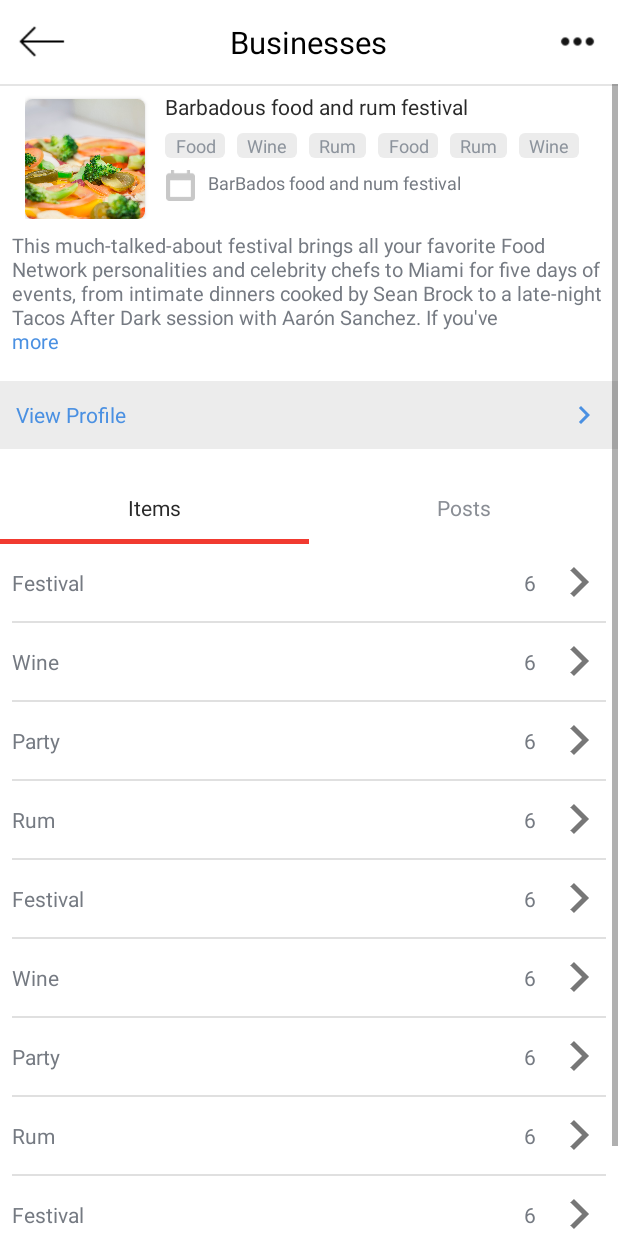
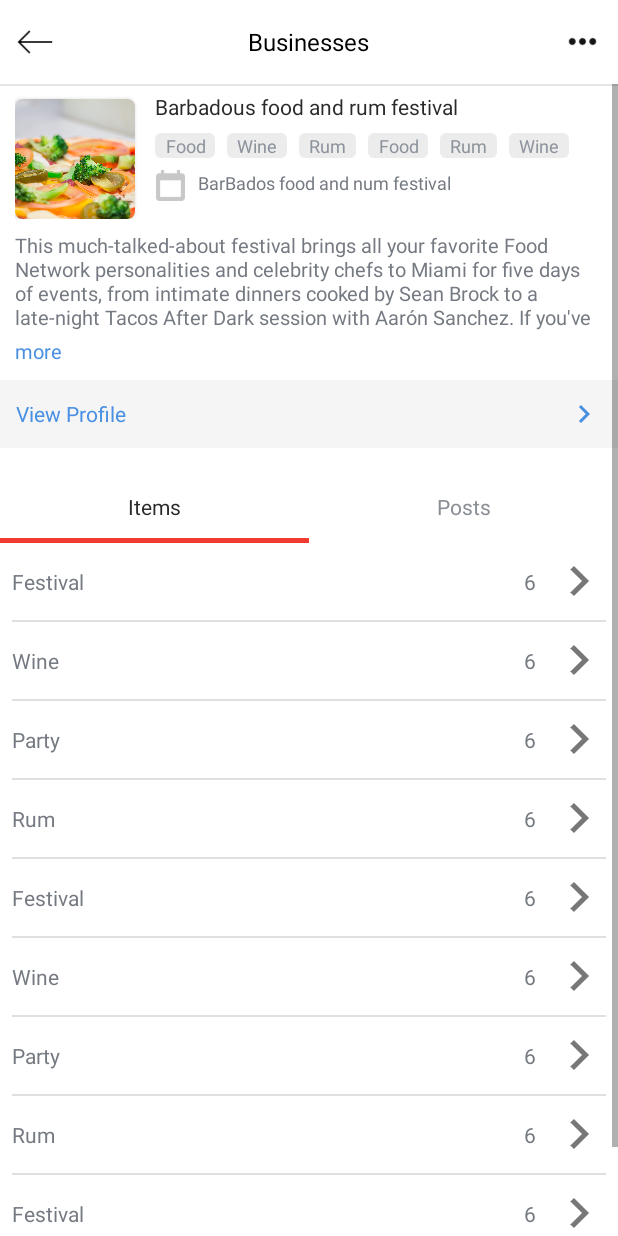
Before and after one commit to Gowdham88/ImageSharingApp_Android, an Android app: the fragment BusinessDetailFragment shown on its own in the app's theme, on a phone screen of 412 x 824 dp. Run offline under Robolectric (Android 15) with nearby library versions, the phone set to English and light mode, and no system bars; our stand-ins replace Picasso; pictures from the network do not load.

Commit message:
more button changes spacing in business page

```diff
--- a/app/src/main/java/com/numnu/android/fragments/auth/LoginFragment.java
+++ b/app/src/main/java/com/numnu/android/fragments/auth/LoginFragment.java
@@ -325,6 +325,8 @@ public class LoginFragment extends Fragment {
 
                         }
 
+
+
                         // [START_EXCLUDE]
                         hideProgressDialog();
                         // [END_EXCLUDE]
--- a/app/src/main/java/com/numnu/android/fragments/detail/BusinessDetailFragment.java
+++ b/app/src/main/java/com/numnu/android/fragments/detail/BusinessDetailFragment.java
@@ -39,7 +39,7 @@ public class BusinessDetailFragment extends Fragment implements View.OnClickList
     private Context context;
     private ViewPager viewPagerBusiness;
     private TabLayout tabLayout;
-    private ExpandableTextView eventDescription;
+    private TextView eventDescription,morebutton;
     private AppBarLayout appBarLayout;
     TextView entityTitle;
     TextView Viewimage,eventName;
@@ -47,6 +47,7 @@ public class BusinessDetailFragment extends Fragment implements View.OnClickList
     RecyclerView recyclerView;
     TextView ViewTxt;
     private CustomScrollView nestedScrollView;
+    private Boolean isExpanded = false;
 
     public static BusinessDetailFragment newInstance() {
         return new BusinessDetailFragment();
@@ -74,7 +75,7 @@ public class BusinessDetailFragment extends Fragment implements View.OnClickList
         adapter = new HorizontalContentAdapter(context);
         recyclerView.setAdapter(adapter);
         recyclerView.setLayoutManager(new LinearLayoutManager(context, LinearLayoutManager.HORIZONTAL, false));
-        setupExpandableText();
+
         setupViewPager(viewPagerBusiness);
         tabLayout.setupWithViewPager(viewPagerBusiness);
         TextView toolbarTitleBuss = view.findViewById(R.id.toolbar_title);
@@ -84,6 +85,27 @@ public class BusinessDetailFragment extends Fragment implements View.OnClickList
         final Toolbar toolbar = view.findViewById(R.id.toolbar);
         Viewimage= view.findViewById(R.id.business_viewtxt);
         nestedScrollView= view.findViewById(R.id.nestedScrollView);
+        morebutton = view.findViewById(R.id.more_button);
+        morebutton.setOnClickListener(new View.OnClickListener() {
+            @Override
+            public void onClick(View v) {
+
+                if (isExpanded) {
+
+                    isExpanded = false;
+                    eventDescription.setMaxLines(4);
+                    morebutton.setText("more");
+
+                } else {
+
+                    isExpanded = true;
+                    eventDescription.setMaxLines(1000);
+                    morebutton.setText("less");
+
+                }
+
+            }
+        });
 
 
         Viewimage.setOnClickListener(new View.OnClickListener() {
@@ -166,18 +188,7 @@ public class BusinessDetailFragment extends Fragment implements View.OnClickList
             }
         });
     }
-    private void setupExpandableText() {
-        eventDescription.setOnClickListener(new View.OnClickListener() {
-            @Override
-            public void onClick(View view) {
-                if (eventDescription.isExpanded()) {
-                    eventDescription.truncateText();
-                } else {
-                    eventDescription.expandText();
-                }
-            }
-        });
-    }
+
 
 
     private void setupViewPager(ViewPager viewPager) {
--- a/app/src/main/java/com/numnu/android/fragments/detail/UserDetailsFragment.java
+++ b/app/src/main/java/com/numnu/android/fragments/detail/UserDetailsFragment.java
@@ -106,6 +106,7 @@ public class UserDetailsFragment extends Fragment {
         });
 
 
+
         return view;
     }
 
--- a/app/src/main/res/layout/business_entity_item.xml
+++ b/app/src/main/res/layout/business_entity_item.xml
@@ -10,7 +10,7 @@
         android:id="@+id/card_view"
         style="@style/ThumnailStyle"
         android:layout_width="wrap_content"
-        android:layout_height="match_parent"
+        android:layout_height="wrap_content"
         app:cardCornerRadius="@dimen/image_card_corner_radius">
 
         <ImageView
--- a/app/src/main/res/layout/event_business_item.xml
+++ b/app/src/main/res/layout/event_business_item.xml
@@ -15,8 +15,8 @@
 
         <ImageView
             android:id="@+id/notification_image"
-            android:layout_width="match_parent"
-            android:layout_height="match_parent"
+            android:layout_width="80dp"
+            android:layout_height="80dp"
             android:scaleType="centerCrop"
             android:src="@drawable/burger" />
     </android.support.v7.widget.CardView>
--- a/app/src/main/res/layout/frag_business_details.xml
+++ b/app/src/main/res/layout/frag_business_details.xml
@@ -44,19 +44,20 @@
             <LinearLayout
                 android:layout_width="match_parent"
                 android:layout_height="wrap_content"
-                android:layout_marginLeft="@dimen/size13"
+                android:layout_marginLeft="10dp"
+                android:layout_marginRight="8dp"
                 android:orientation="horizontal">
 
                 <android.support.v7.widget.CardView
                     android:id="@+id/card_view"
-                   style="@style/ThumnailStyle"
+                    style="@style/ThumnailStyle"
                     android:layout_marginTop="10dp"
                     app:cardCornerRadius="@dimen/image_card_corner_radius">
 
                     <ImageView
                         android:id="@+id/notification_image"
-                        android:layout_width="match_parent"
-                        android:layout_height="match_parent"
+                        android:layout_width="80dp"
+                        android:layout_height="80dp"
                         android:scaleType="centerCrop"
                         android:src="@drawable/sasitem" />
                 </android.support.v7.widget.CardView>
@@ -124,19 +125,33 @@
             </LinearLayout>
 
 
-            <com.numnu.android.utils.ExpandableTextView
+            <TextView
                 android:id="@+id/event_description"
                 style="@style/FontAvenirMedium"
                 android:layout_width="wrap_content"
                 android:layout_height="wrap_content"
                 android:layout_below="@+id/weblinks_layout"
                 android:layout_marginBottom="@dimen/spacing_tiny"
-                android:layout_marginLeft="@dimen/spacing_small"
-                android:layout_marginRight="@dimen/spacing_small"
+                android:layout_marginLeft="10dp"
+                android:layout_marginRight="10dp"
+                android:maxLines="4"
                 android:layout_marginTop="8dp"
                 android:text="@string/event_description"
                 android:textColor="@color/descri_color"
                 android:textSize="13dp" />
+
+            <TextView
+                android:id="@+id/more_button"
+                style="@style/FontAvenirMedium"
+                android:layout_width="38dp"
+                android:layout_height="wrap_content"
+                android:layout_below="@+id/event_description"
+                android:layout_marginLeft="10dp"
+                android:layout_marginTop="0dp"
+                android:text="more"
+                android:textColor="#4A90E2"
+                android:textSize="13sp"/>
+
 
 
             <TextView
@@ -145,8 +160,8 @@
                 android:layout_width="match_parent"
                 android:layout_height="wrap_content"
                 android:layout_gravity="center_vertical"
-                android:layout_marginTop="@dimen/size10"
-                android:background="@color/new_tag_inside_color"
+                android:layout_marginTop="10dp"
+                android:background="@color/view_grey_color"
                 android:drawableEnd="@drawable/ic_chevron_right_black_24dpbus"
                 android:drawableRight="@drawable/ic_chevron_right_black_24dpbus"
                 android:gravity="center_vertical"
--- a/app/src/main/res/layout/fragment_user_posts.xml
+++ b/app/src/main/res/layout/fragment_user_posts.xml
@@ -28,8 +28,8 @@
 
                 <ImageView
                     android:id="@+id/toolbar_back"
-                    android:layout_width="24dp"
-                    android:layout_height="24dp"
+                    android:layout_width="25dp"
+                    android:layout_height="25dp"
                     android:layout_alignParentLeft="true"
                     android:layout_alignParentStart="true"
                     android:layout_centerInParent="true"
--- a/app/src/main/res/layout/item_listitem.xml
+++ b/app/src/main/res/layout/item_listitem.xml
@@ -16,8 +16,8 @@
 
         <ImageView
             android:id="@+id/item_image"
-            android:layout_width="match_parent"
-            android:layout_height="match_parent"
+            android:layout_width="80dp"
+            android:layout_height="80dp"
             android:scaleType="centerCrop"
             android:src="@drawable/food_715539_1920" />
     </android.support.v7.widget.CardView>
--- a/app/src/main/res/layout/location_item.xml
+++ b/app/src/main/res/layout/location_item.xml
@@ -13,8 +13,8 @@
 
         <ImageView
             android:id="@+id/notification_image"
-            android:layout_width="match_parent"
-            android:layout_height="match_parent"
+            android:layout_width="80dp"
+            android:layout_height="80dp"
             android:scaleType="centerCrop"
             android:src="@drawable/food_1631727_1920" />
     </android.support.v7.widget.CardView>
--- a/app/src/main/res/layout/toolbar_with_options.xml
+++ b/app/src/main/res/layout/toolbar_with_options.xml
@@ -15,14 +15,15 @@
 
         <ImageView
             android:id="@+id/toolbar_back"
-            android:layout_width="@dimen/size25"
-            android:layout_height="@dimen/size25"
+            app:srcCompat="@drawable/back_arrow"
+            android:layout_marginTop="5dp"
+            android:layout_marginLeft="10dp"
+            android:layout_marginStart="10dp"
+            android:layout_centerVertical="true"
+            android:layout_width="25dp"
+            android:layout_height="25dp"
             android:layout_alignParentLeft="true"
-            android:layout_alignParentStart="true"
-            android:layout_centerVertical="true"
-            android:layout_marginLeft="@dimen/size8"
-            android:layout_marginStart="@dimen/size8"
-            app:srcCompat="@drawable/back_arrow" />
+            android:layout_alignParentStart="true"/>
 
         <TextView
             style="@style/FontAvenirMedium"
@@ -33,17 +34,17 @@
             android:text="@string/app_name"
             android:gravity="center"
             android:textColor="@color/black"
-            android:textSize="@dimen/text16" />
+            android:textSize="16dp" />
 
         <ImageView
             android:id="@+id/toolbar_image"
-            android:layout_width="@dimen/size25"
-            android:layout_height="@dimen/size25"
+            android:layout_width="27dp"
+            android:layout_height="27dp"
             android:layout_alignParentEnd="true"
             android:layout_alignParentRight="true"
             android:layout_centerVertical="true"
-            android:layout_marginEnd="@dimen/size8"
-            android:layout_marginRight="@dimen/size8"
+            android:layout_marginEnd="10dp"
+            android:layout_marginRight="10dp"
             app:srcCompat="@drawable/event_dots" />
     </RelativeLayout>
 
--- a/app/src/main/res/values/colors.xml
+++ b/app/src/main/res/values/colors.xml
@@ -39,7 +39,7 @@
     <color name="postBng_color">#26ebebeb</color>
     <color name="tag_text_color">#8c939c</color>
     <color name="White_clr">#FFFFFF</color>
-
+    <color name="view_grey_color">#F5F5F5</color>
 
 
 
```
Also changed, not shown: app/src/main/java/com/numnu/android/fragments/detail/EventDetailFragment.java (+29 -15 lines), app/src/main/java/com/numnu/android/fragments/detail/ItemDetailFragment.java (+26 -15 lines), app/src/main/java/com/numnu/android/fragments/detail/ItemInfoFragment.java (+26 -15 lines), app/src/main/java/com/numnu/android/fragments/detail/SearchBusinessDetailFragment.java (+23 -18 lines), app/src/main/res/layout/fragment_event_detail.xml (+18 -5 lines), app/src/main/res/layout/fragment_item_detail.xml (+16 -2 lines), app/src/main/res/layout/fragment_item_info.xml (+22 -6 lines), app/src/main/res/layout/fragment_search_business_detail.xml (+17 -3 lines), app/src/main/res/layout/toolbar.xml (+8 -5 lines).
